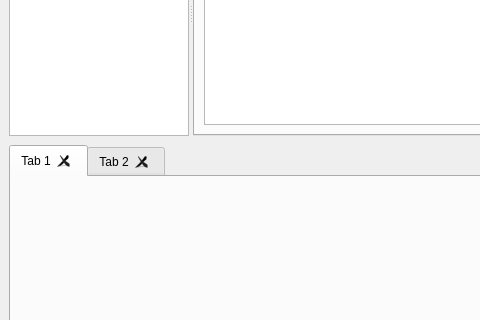
This is resource/ui/Main.ui in XOB-CN/LogTools as Qt 5 draws it before an edit; both pictures show x 0 to 480 and y 196 to 516 of the 982 by 800 pixel window. The edited form follows.
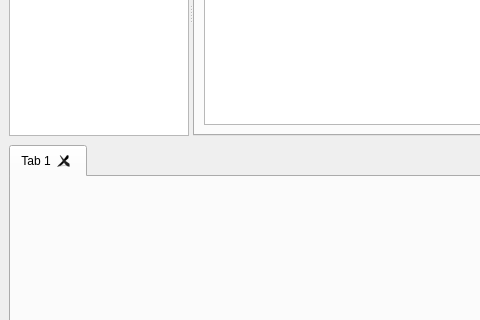
This is the edited form.

Commit message: coding sql query function

What changed in the file:
```diff
--- a/resource/ui/Main.ui
+++ b/resource/ui/Main.ui
@@ -157,18 +157,13 @@
         <bool>true</bool>
        </property>
        <property name="tabBarAutoHide">
-        <bool>true</bool>
+        <bool>false</bool>
        </property>
        <widget class="QWidget" name="tab_3">
         <attribute name="title">
          <string>Tab 1</string>
         </attribute>
        </widget>
-       <widget class="QWidget" name="tab_4">
-        <attribute name="title">
-         <string>Tab 2</string>
-        </attribute>
-       </widget>
       </widget>
      </widget>
     </item>
```
Left out of the diff: 3 changed lines with no effect on the pictures. The commit also changes 1 other file.
